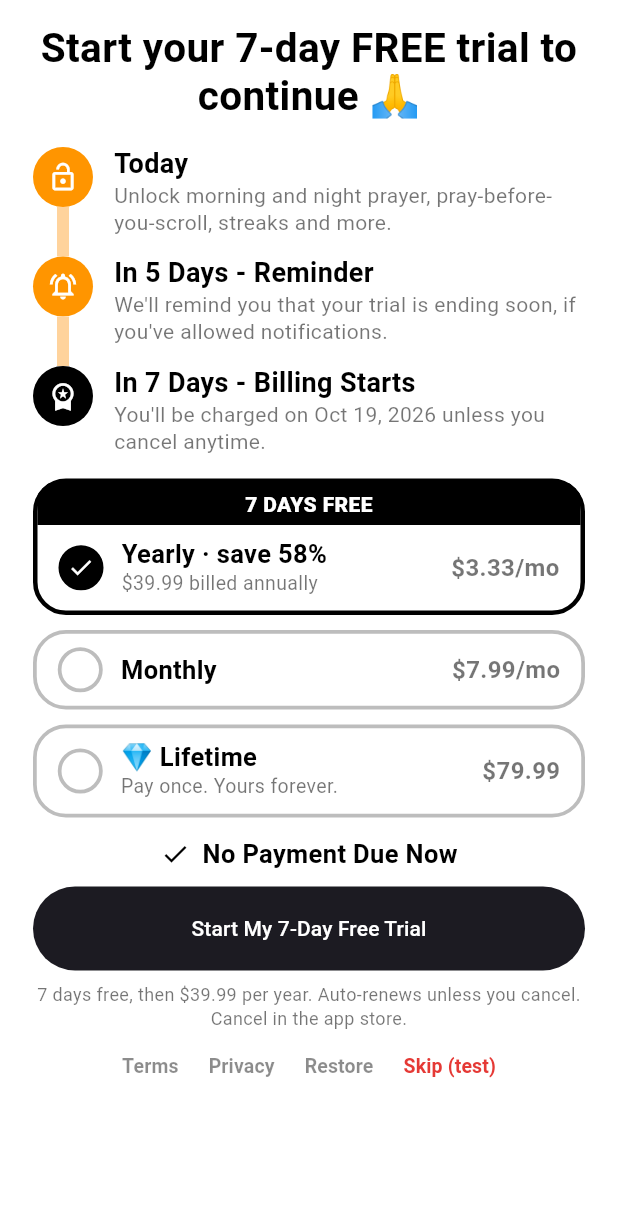
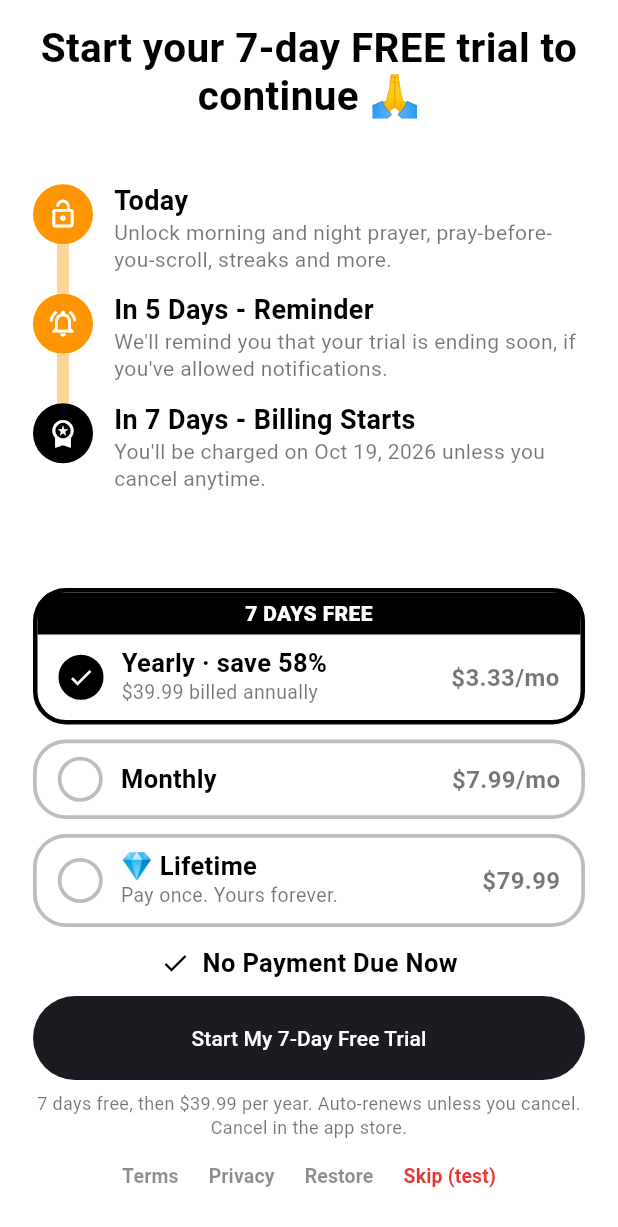
Before and after one commit to sid-sys/prayer-lock, a Flutter app: the Paywall screen opened directly, on a phone screen of 412 x 824 dp. Shown: the top 1227 px of the screen. Run offline on Flutter 3.47's test engine with Material 3 defaults, Android fonts, the phone set to English and light mode, and no system bars; our stand-ins replace cloud_functions, firebase_auth, firebase_core, flutter_local_notifications, flutter_timezone, google_fonts and 4 more; missing offline and left inert: installed_apps; accounts and stored records are empty.

Commit message:
Paywall fills tall screens, extra screenshot screens, sample apps for screenshots
Co-Authored-By: Claude Sonnet 5.5 <noreply@anthropic.com>

```diff
--- a/lib/main.dart
+++ b/lib/main.dart
@@ -56,6 +56,10 @@ Widget _shotScreen() {
       return const Onboarding(startAt: 6);
     case 'commit':
       return const CommitScreen();
+    case 'commit_hold':
+      return const CommitScreen(demoProgress: 0.5);
+    case 'badges':
+      return const StreakScreen(scrollTo: 640);
     case 'paywall':
       return const Paywall();
     case 'prayer':
--- a/lib/screens/commit_screen.dart
+++ b/lib/screens/commit_screen.dart
@@ -8,7 +8,9 @@ import '../theme.dart';
 /// Shown right before the paywall. Hold the fingerprint button: black spreads
 /// from the button and flips every color on the screen (white <-> black).
 class CommitScreen extends StatefulWidget {
-  const CommitScreen({super.key});
+  /// Freeze the hold at this value 0..1 (used by screenshot mode).
+  final double? demoProgress;
+  const CommitScreen({super.key, this.demoProgress});
   @override
   State<CommitScreen> createState() => _CommitScreenState();
 }
@@ -33,6 +35,7 @@ class _CommitScreenState extends State<CommitScreen> with TickerProviderStateMix
   @override
   void initState() {
     super.initState();
+    if (widget.demoProgress != null) _hold.value = widget.demoProgress!;
     _hold.addListener(() {
       // a small tap feeling every quarter of the way
       final tick = (_hold.value * 8).floor();
--- a/lib/screens/paywall.dart
+++ b/lib/screens/paywall.dart
@@ -70,8 +70,16 @@ class _PaywallState extends State<Paywall> {
         body: AnnotatedRegion<SystemUiOverlayStyle>(
           value: SystemUiOverlayStyle.dark,
           child: SafeArea(
-            child: ListView(
-              padding: const EdgeInsets.fromLTRB(22, 16, 22, 16),
+            child: LayoutBuilder(
+              builder: (context, box) => SingleChildScrollView(
+                padding: const EdgeInsets.fromLTRB(22, 16, 22, 16),
+                child: ConstrainedBox(
+                  constraints: BoxConstraints(minHeight: box.maxHeight - 32),
+                  // On a tall phone the extra space is shared around the timeline,
+                  // so the page has no empty block at the bottom.
+                  child: IntrinsicHeight(
+                    child: Column(
+              crossAxisAlignment: CrossAxisAlignment.stretch,
               children: [
                 Text(
                     _lifetime
@@ -79,7 +87,7 @@ class _PaywallState extends State<Paywall> {
                         : 'Start your 7-day FREE trial to continue 🙏',
                     textAlign: TextAlign.center,
                     style: h(27, color: Colors.black)),
-                const SizedBox(height: 18),
+                const Spacer(flex: 2),
 
                 // Timeline (kept compact so it is always visible)
                 AnimatedSwitcher(
@@ -110,7 +118,7 @@ class _PaywallState extends State<Paywall> {
                           ],
                         ),
                 ),
-                const SizedBox(height: 16),
+                const Spacer(flex: 3),
 
                 // Plans (compact)
                 _planCard(
@@ -179,12 +187,16 @@ class _PaywallState extends State<Paywall> {
                     _link('Terms', () => _legal(LegalDoc.terms)),
                     _link('Privacy', () => _legal(LegalDoc.privacy)),
                     _link('Restore', _restore),
-                    if (kMockBuild)
+                    if (kMockBuild && !kShotMode)
                       _link('Skip (test)', () => context.read<AppState>().testSkipPaywall(),
                           color: const Color(0xFFE53935)),
                   ],
                 ),
               ],
+            ),
+                  ),
+                ),
+              ),
             ),
           ),
         ),
--- a/lib/screens/streak_screen.dart
+++ b/lib/screens/streak_screen.dart
@@ -7,7 +7,9 @@ import '../widgets/streak_cards.dart';
 import 'prayer_flow.dart';
 
 class StreakScreen extends StatelessWidget {
-  const StreakScreen({super.key});
+  /// Start scrolled down by this much (used by screenshot mode).
+  final double? scrollTo;
+  const StreakScreen({super.key, this.scrollTo});
 
   @override
   Widget build(BuildContext context) {
@@ -22,6 +24,7 @@ class StreakScreen extends StatelessWidget {
       body: SafeArea(
         top: false,
         child: ListView(
+          controller: scrollTo == null ? null : ScrollController(initialScrollOffset: scrollTo!),
           padding: const EdgeInsets.fromLTRB(20, 20, 20, 28),
           children: [
             const Center(child: AnimatedFire(size: 110)),
```
Also changed, not shown: lib/screens/locked_apps_screen.dart (+18 -1 lines), lib/services/blocker_service.dart (+34 -0 lines), 1 other file.
